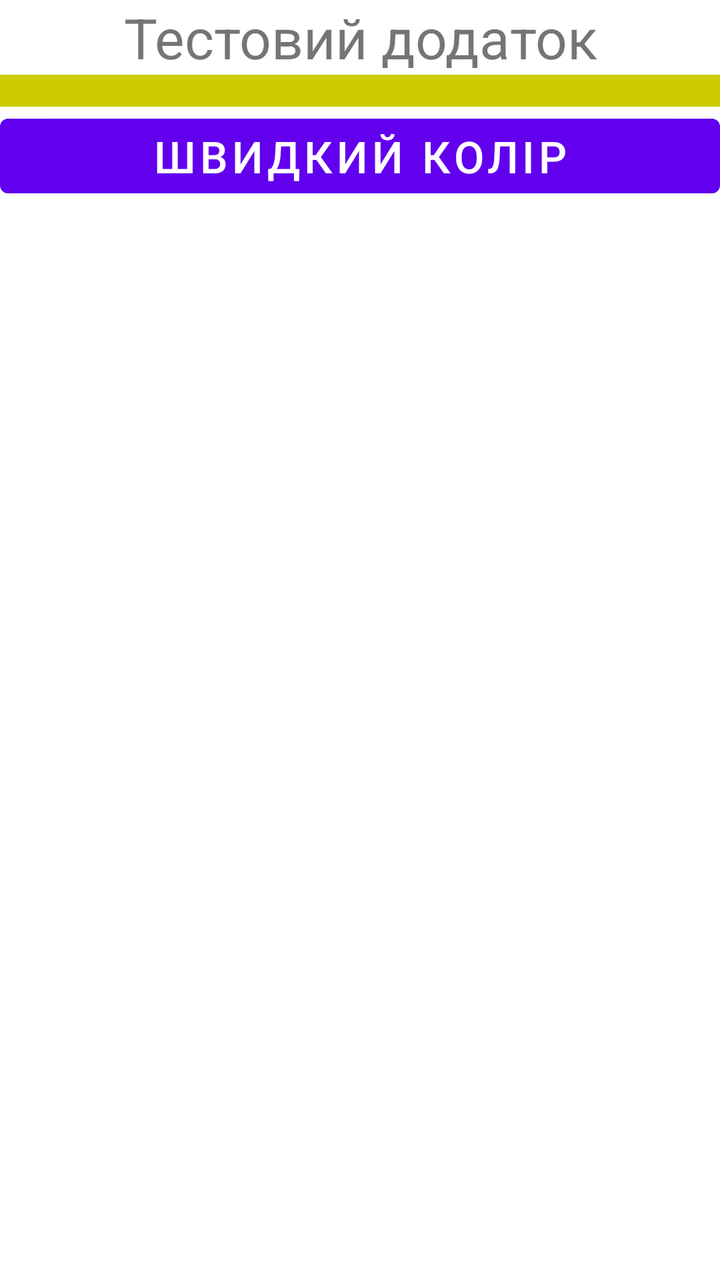
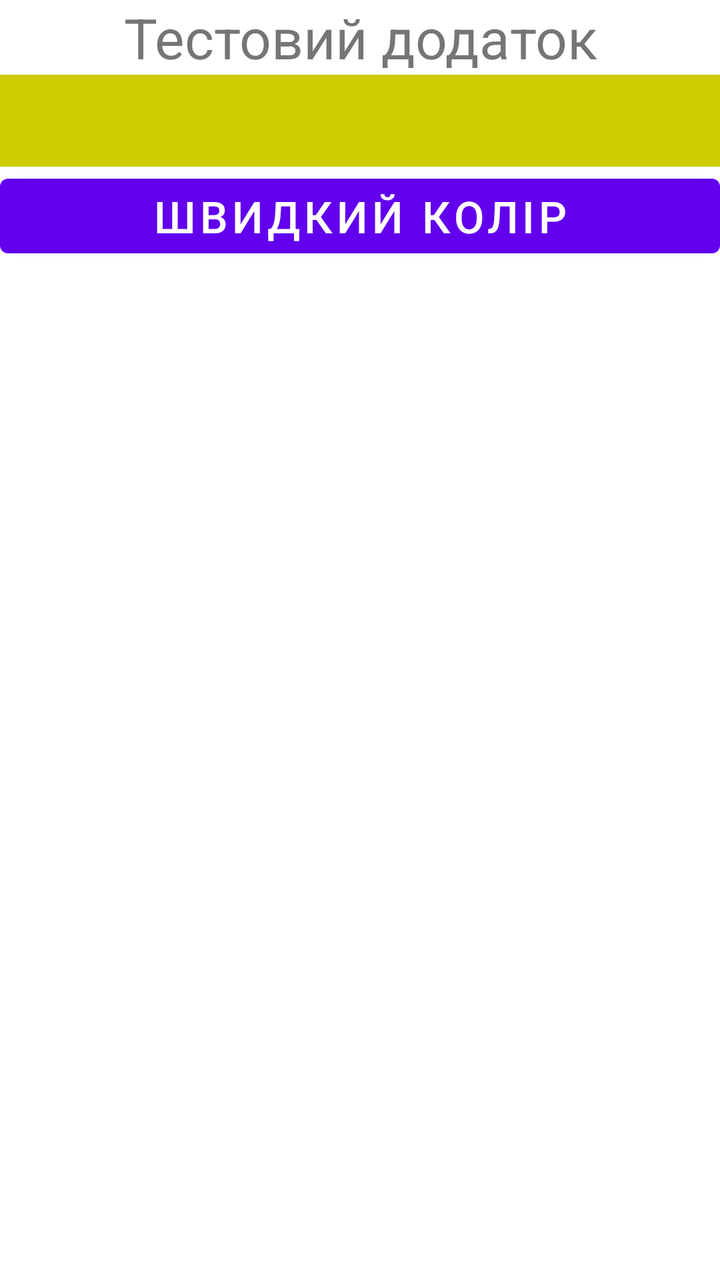

Compare the two renders of this Android layout. The source of the first and the diff that turns it into the second are given below.
<!-- AndroidManifest.xml: application theme Theme.Clor_click -->
<!-- res/layout/colorclicklayout.xml -->
<?xml version="1.0" encoding="utf-8"?>
<LinearLayout xmlns:android="http://schemas.android.com/apk/res/android"
             android:orientation="vertical"
             android:layout_width="match_parent"
             android:layout_height="match_parent">
    <TextView
        android:id="@+id/textView"
        android:layout_width="match_parent"
        android:layout_height="wrap_content"
        android:text="@string/txt_main_title"
        android:textSize="28sp"
        android:textAlignment="center"
        />

    <View
        android:id="@+id/view"
        android:layout_width="match_parent"
        android:layout_height="16dp"
        android:background="#CC0"
        />

    <Button
        android:id="@+id/button_fast_color"
        android:layout_width="match_parent"
        android:layout_height="wrap_content"
        android:text="@string/btn_main_app_1"
        android:textSize="22sp"
        />
</LinearLayout>
<!-- resources referenced by this layout -->
<resources>
  <string name="btn_main_app_1">Швидкий колір</string>
  <string name="txt_main_title">Тестовий додаток</string>
  <style name="Theme.Clor_click" parent="Theme.MaterialComponents.DayNight.DarkActionBar">
          
          <item name="colorPrimary">@color/purple_500</item>
          <item name="colorPrimaryVariant">@color/purple_700</item>
          <item name="colorOnPrimary">@color/white</item>
          
          <item name="colorSecondary">@color/teal_200</item>
          <item name="colorSecondaryVariant">@color/teal_700</item>
          <item name="colorOnSecondary">@color/black</item>
          
          <item name="android:statusBarColor">?attr/colorPrimaryVariant</item>
          
      </style>
  <color name="purple_500">#FF6200EE</color>
  <color name="purple_700">#FF3700B3</color>
  <color name="white">#FFFFFFFF</color>
  <color name="teal_200">#FF03DAC5</color>
  <color name="teal_700">#FF018786</color>
  <color name="black">#FF000000</color>
</resources>

<!-- the commit's change to res/layout/colorclicklayout.xml (unified diff, before → after) -->
@@ -15,7 +15,7 @@
     <View
         android:id="@+id/view"
         android:layout_width="match_parent"
-        android:layout_height="16dp"
+        android:layout_height="46dp"
         android:background="#CC0"
         />
 
@@ -26,4 +26,6 @@
         android:text="@string/btn_main_app_1"
         android:textSize="22sp"
         />
+
+
 </LinearLayout>
